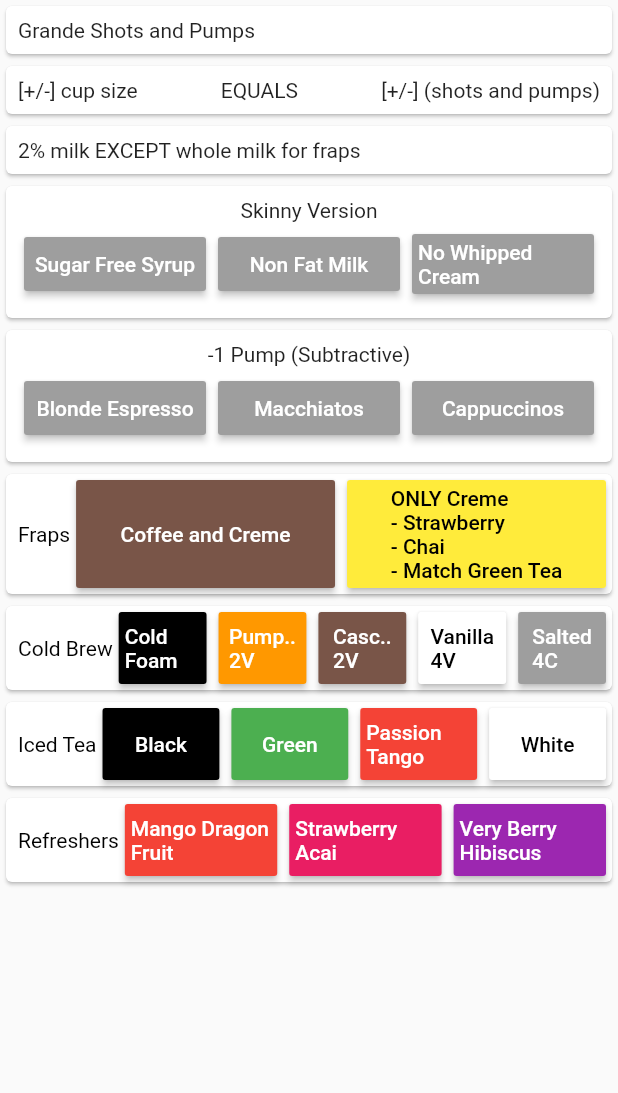
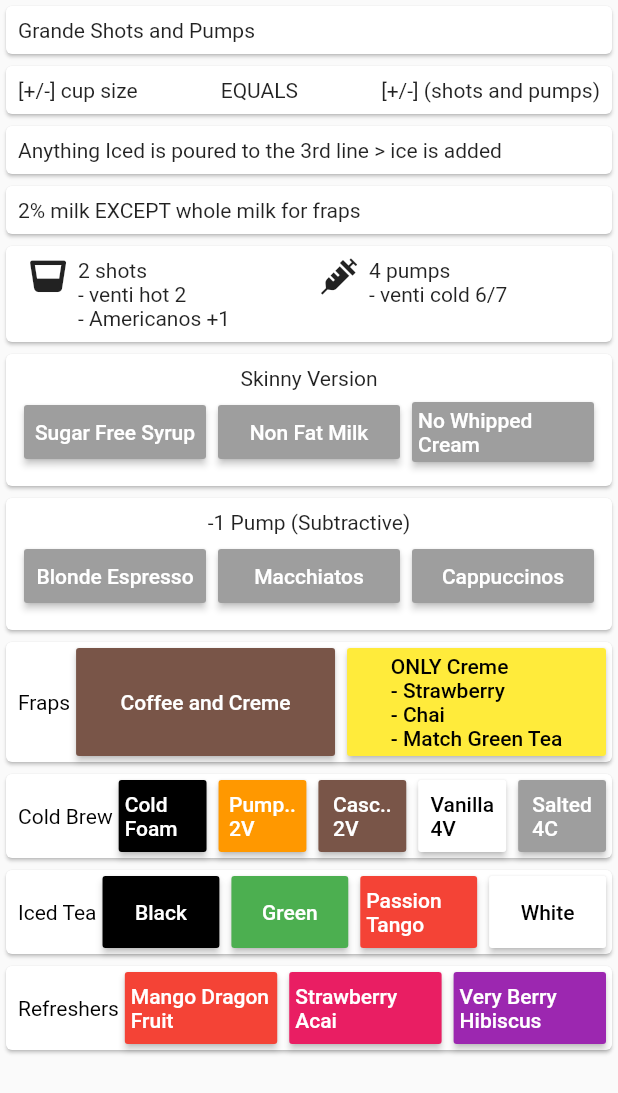
Before and after one commit to b-cancel/starbucks_drinks, a Flutter app: the screen it shows after launch, on a phone screen of 412 x 824 dp. Shown: the top 1093 px of the screen. Run offline on Flutter 3.47's test engine with Material 2 defaults, Android fonts, the phone set to English and light mode, and no system bars; our stand-ins replace font_awesome_flutter.

```diff
--- a/starbucks_drinks/lib/main.dart
+++ b/starbucks_drinks/lib/main.dart
@@ -1,6 +1,7 @@
 import 'package:flutter/material.dart';
 import 'package:starbucks_drinks/frap.dart';
 import 'package:starbucks_drinks/helper/basic.dart';
+import 'package:font_awesome_flutter/font_awesome_flutter.dart';
 
 void main() => runApp(MyApp());
 
@@ -67,26 +68,70 @@ class _DrinkListState extends State<DrinkList> {
           TextCard(
             "Grande Shots and Pumps",
           ),
-          Card(
-            child: Padding(
-              padding: const EdgeInsets.all(8.0),
-              child: Row(
-                children: <Widget>[
-                  Text("[+/-] cup size"),
-                  Expanded(
-                    child: Center(
-                      child: Text("EQUALS"),
-                    ),
-                  ),
-                  Text("[+/-] (shots and pumps)"),
-                ],
-              ),
-            ),
+          CupSizeChanges(),
+          TextCard(
+            "Anything Iced is poured to the 3rd line > ice is added",
           ),
           TextCard(
             "2% milk EXCEPT whole milk for fraps",
           ),
-          SpacedCard(
+          ShotsAndSyrups(),
+          SkinnyVersion(),
+          MinusPumps(),
+          FrapSection(),
+          ColdBrewSection(),
+          IcedTeaSection(),
+          RefresherSection(),
+        ],
+      )
+    );
+  }
+}
+
+class MinusPumps extends StatelessWidget {
+  const MinusPumps({
+    Key key,
+  }) : super(key: key);
+
+  @override
+  Widget build(BuildContext context) {
+    return SpacedCard(
+      Column(
+        children: <Widget>[
+          Text("-1 Pump (Subtractive)"),
+          Row(
+            children: <Widget>[
+              ActionButton(
+                name: "Blonde Espresso",
+                color: Colors.grey,
+                onTap: (){},
+              ),
+              ActionButton(
+                name: "Macchiatos",
+                color: Colors.grey,
+                onTap: (){},
+              ),
+              ActionButton(
+                name: "Cappuccinos",
+                color: Colors.grey,
+                onTap: (){},
+              ),
+            ],
+          )
+        ],
+      )
+    );
+  }
+}
+
+class SkinnyVersion extends StatelessWidget {
+  const SkinnyVersion({
+    Key key,
+  }) : super(key: key);
+
+  @override
+  Widget build(BuildContext context) {
+    return SpacedCard(
       Column(
         children: <Widget>[
           Text("Skinny Version"),
@@ -111,39 +156,79 @@ class _DrinkListState extends State<DrinkList> {
           )
         ],
       )
+    );
+  }
+}
+
+class CupSizeChanges extends StatelessWidget {
+  const CupSizeChanges({
+    Key key,
+  }) : super(key: key);
+
+  @override
+  Widget build(BuildContext context) {
+    return Card(
+      child: Padding(
+        padding: const EdgeInsets.all(8.0),
+        child: Row(
+          children: <Widget>[
+            Text("[+/-] cup size"),
+            Expanded(
+              child: Center(
+                child: Text("EQUALS"),
               ),
-          SpacedCard(
-            Column(
+            ),
+            Text("[+/-] (shots and pumps)"),
+          ],
+        ),
+      ),
+    );
+  }
+}
+
+class ShotsAndSyrups extends StatelessWidget {
+  const ShotsAndSyrups({
+    Key key,
+  }) : super(key: key);
+
+  @override
+  Widget build(BuildContext context) {
+    return SpacedCard(
+      IntrinsicHeight(
+        child: Row(
+          crossAxisAlignment: CrossAxisAlignment.stretch,
           children: <Widget>[
-                Text("-1 Pump (Subtractive)"),
-                Row(
+            Expanded(
+              child: Row(
+                crossAxisAlignment: CrossAxisAlignment.start,
                 children: <Widget>[
-                    ActionButton(
-                      name: "Blonde Espresso",
-                      color: Colors.grey,
-                      onTap: (){},
+                  Padding(
+                    padding: EdgeInsets.symmetric(
+                      horizontal: 8.0,
                     ),
-                    ActionButton(
-                      name: "Macchiatos",
-                      color: Colors.grey,
-                      onTap: (){},
+                    child: Icon(FontAwesomeIcons.glassWhiskey),
                   ),
-                    ActionButton(
-                      name: "Cappuccinos",
-                      color: Colors.grey,
-                      onTap: (){},
+                  Text("2 shots\n- venti hot 2\n- Americanos +1")
+                ],
+              ),
+            ),
+            Expanded(
+              child: Row(
+                crossAxisAlignment: CrossAxisAlignment.start,
+                children: <Widget>[
+                  Padding(
+                    padding: EdgeInsets.symmetric(
+                      horizontal: 8.0,
+                    ),
+                    child: Icon(FontAwesomeIcons.syringe),
+                  ),
+                  Text("4 pumps\n- venti cold 6/7\n")
+                ],
+              ),
             ),
           ],
-                )
-              ],
-            )
         ),
-          FrapSection(),
-          ColdBrewSection(),
-          IcedTeaSection(),
-          RefresherSection(),
-        ],
-      )
+      ),
     );
   }
 }
--- a/starbucks_drinks/pubspec.yaml
+++ b/starbucks_drinks/pubspec.yaml
@@ -23,6 +23,8 @@ dependencies:
   # The following adds the Cupertino Icons font to your application.
   # Use with the CupertinoIcons class for iOS style icons.
   cupertino_icons: ^0.1.2
+
+  font_awesome_flutter: ^8.5.0
 
 dev_dependencies:
   flutter_test:
```
Also changed, not shown: starbucks_drinks/pubspec.lock. Lines whose indentation alone changed are shown as unchanged.
